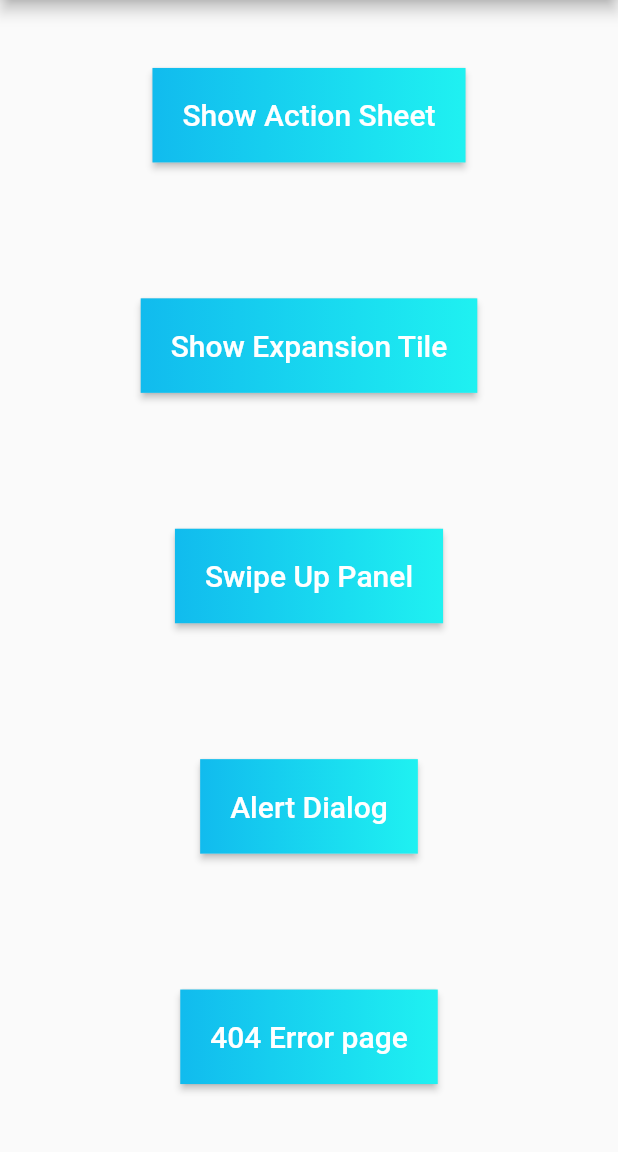
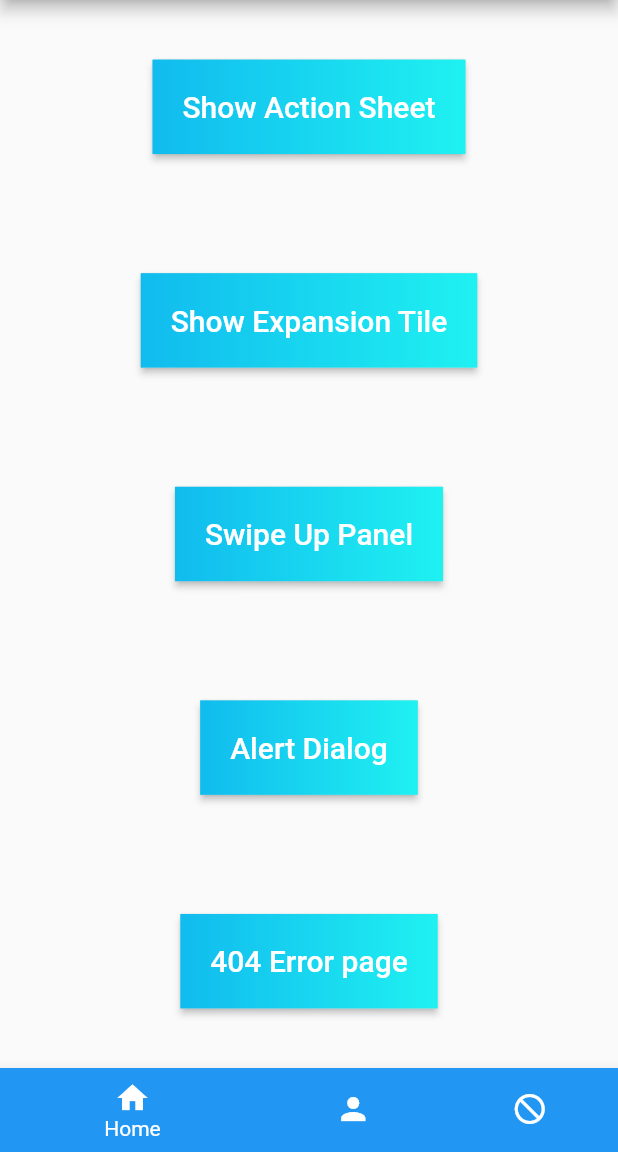
Before and after one commit to codeglocks/flutter-awesome-ui, a Flutter app: the screen it shows after launch, on a phone screen of 412 x 824 dp, the part 84-1236 px from its top. Run offline on Flutter 3.47's test engine with Material 2 defaults, Android fonts, the phone set to English and light mode, and no system bars.

```diff
--- a/lib/welcome_screen.dart
+++ b/lib/welcome_screen.dart
@@ -16,6 +16,18 @@ class WelcomeScreen extends StatefulWidget {
 }
 
 class _WelcomeScreenState extends State<WelcomeScreen> {
+  int _currentIndex = 0;
+  static const List<Widget> _widgetOptions = <Widget>[
+    Text(
+      'Index 0: Home',
+    ),
+    Text(
+      'Index 1: Business',
+    ),
+    Text(
+      'Index 2: School',
+    ),
+  ];
   @override
   Widget build(BuildContext context) {
     return Scaffold(
@@ -80,6 +92,29 @@ class _WelcomeScreenState extends State<WelcomeScreen> {
         ),
       ),
       drawer: UserAccountDrawer(),
+      bottomNavigationBar: BottomNavigationBar(
+        currentIndex: _currentIndex,
+        type: BottomNavigationBarType.shifting,
+        items: [
+          BottomNavigationBarItem(
+              icon: Icon(Icons.home),
+              title: Text('Home'),
+              backgroundColor: Colors.blue),
+          BottomNavigationBarItem(
+              icon: Icon(Icons.person),
+              title: Text('Widgets'),
+              backgroundColor: Colors.green),
+          BottomNavigationBarItem(
+              icon: Icon(Icons.do_not_disturb),
+              title: Text('404'),
+              backgroundColor: Colors.red)
+        ],
+        onTap: (index) {
+          setState(() {
+            _currentIndex = index;
+          });
+        },
+      ),
     );
   }
 }
```
